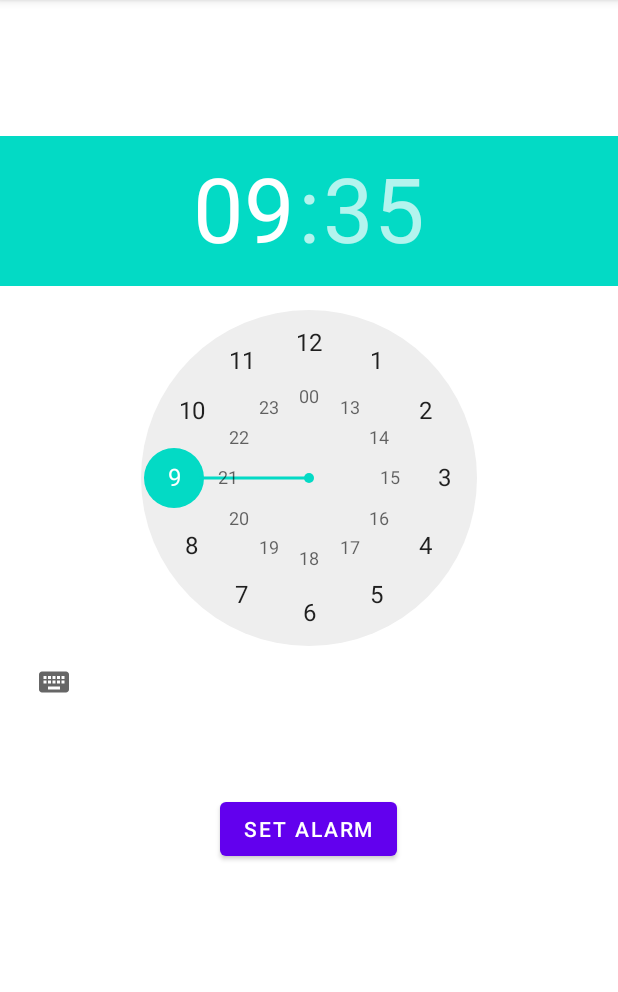
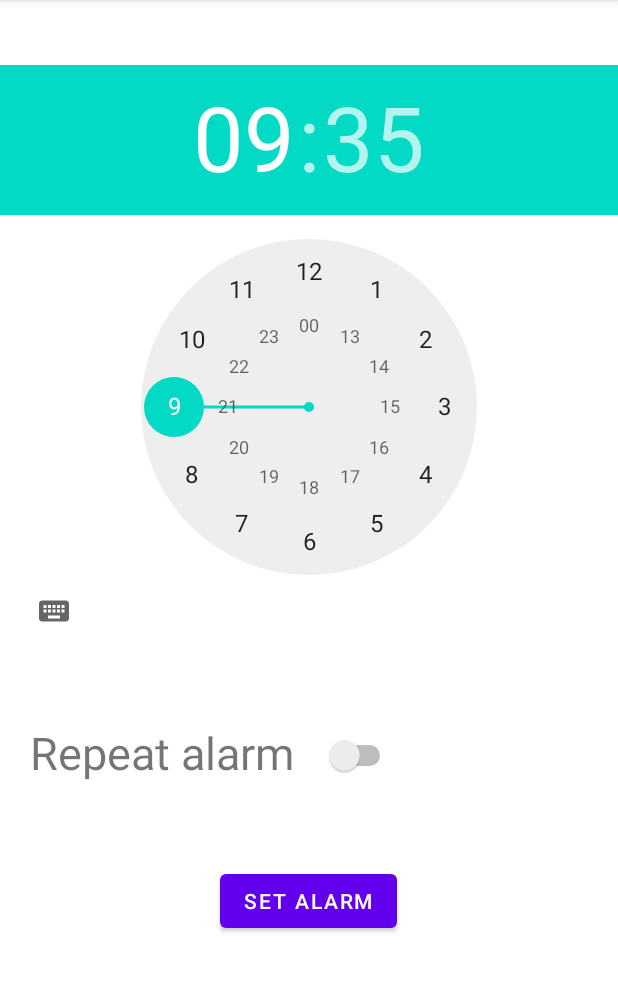
Before and after one commit to MedAmine1212/smartAlarm, an Android app: the screen it shows after launch (SetAlarm), after a tap on an icon or button, on a phone screen of 412 x 824 dp, the part 84-1076 px from its top. Run offline under Robolectric (Android 15) with nearby library versions, the phone set to English and light mode, and no system bars; our stand-ins replace Room's generated code, navigation-ui.

Commit message:
set repeat on/off

```diff
--- a/app/src/main/java/com/example/smartalarm/Alarm.java
+++ b/app/src/main/java/com/example/smartalarm/Alarm.java
@@ -14,13 +14,16 @@ public class Alarm {
     String timeString;
     @ColumnInfo(name = "status")
     Integer status;
+    @ColumnInfo(name = "repeat")
+    Integer repeat;
     @ColumnInfo(name = "reqId")
     Integer reqId;
 
-    public Alarm(Long time,String timeString,Integer status, Integer reqId) {
+    public Alarm(Long time,String timeString,Integer status, Integer repeat,Integer reqId) {
         this.reqId = reqId;
         this.time = time;
         this.timeString = timeString;
         this.status = status;
+        this.repeat = repeat;
     }
 }
--- a/app/src/main/java/com/example/smartalarm/AlarmDAO.java
+++ b/app/src/main/java/com/example/smartalarm/AlarmDAO.java
@@ -28,4 +28,7 @@ public interface AlarmDAO {
 
     @Query("delete from alarm")
     Integer deleteAll();
+
+    @Query("select * from alarm where reqId = :id")
+    Alarm getAlarmByReqCode(Integer id);
 }
--- a/app/src/main/java/com/example/smartalarm/CustomBaseAdapter.java
+++ b/app/src/main/java/com/example/smartalarm/CustomBaseAdapter.java
@@ -5,6 +5,7 @@ import android.view.LayoutInflater;
 import android.view.View;
 import android.view.ViewGroup;
 import android.widget.BaseAdapter;
+import android.widget.Switch;
 import android.widget.TextView;
 
 import java.util.List;
@@ -40,7 +41,12 @@ public class CustomBaseAdapter extends BaseAdapter {
     public View getView(int position, View convertView, ViewGroup parent) {
         convertView = inflater.inflate(R.layout.activity_alarms_list, null);
         TextView txtView = (TextView)convertView.findViewById(R.id.alarmTime);
+        Switch swtch = (Switch)convertView.findViewById(R.id.onOffSwitch);
         txtView.setText(alarmList.get(position).timeString);
+        if(alarmList.get(position).status == 1) {
+            swtch.setChecked(true);
+        }
+
         return convertView;
     }
 }
--- a/app/src/main/res/layout/activity_set_alarm.xml
+++ b/app/src/main/res/layout/activity_set_alarm.xml
@@ -14,11 +14,32 @@
 
     <TimePicker
         android:id="@+id/edtTime"
-
         android:layout_width="wrap_content"
         android:layout_height="wrap_content"
         android:hint="@string/set_time_here_in_secs" />
 
+    <LinearLayout
+            android:layout_marginTop="50dp"
+            android:layout_width="match_parent"
+            android:layout_height="45dp"
+            android:gravity="start"
+            android:paddingLeft="20dp"
+            android:orientation="horizontal">
+
+            <TextView
+                android:textSize="30sp"
+                android:layout_width="wrap_content"
+                android:layout_height="wrap_content"
+                android:text="@string/repeat_alarm" />
+
+            <Switch
+                android:layout_marginTop="20dp"
+                android:id="@+id/repeatOnOff"
+                android:layout_width="wrap_content"
+                android:layout_height="wrap_content"
+                android:layout_gravity="center"
+                android:layout_margin="20dp" />
+        </LinearLayout>
         <Button
             android:layout_marginTop="50dp"
             android:layout_width="wrap_content"
--- a/app/src/main/res/values/strings.xml
+++ b/app/src/main/res/values/strings.xml
@@ -13,4 +13,5 @@
     <string name="set_time_here_in_secs">Set time here in (secs)</string>
     <string name="set_alarm">Set alarm</string>
     <string name="active">Active</string>
+    <string name="repeat_alarm">Repeat alarm</string>
 </resources>
```
Also changed, not shown: app/src/main/java/com/example/smartalarm/MyReciever.java (+17 -1 lines), app/src/main/java/com/example/smartalarm/SetAlarm.java (+19 -2 lines).
